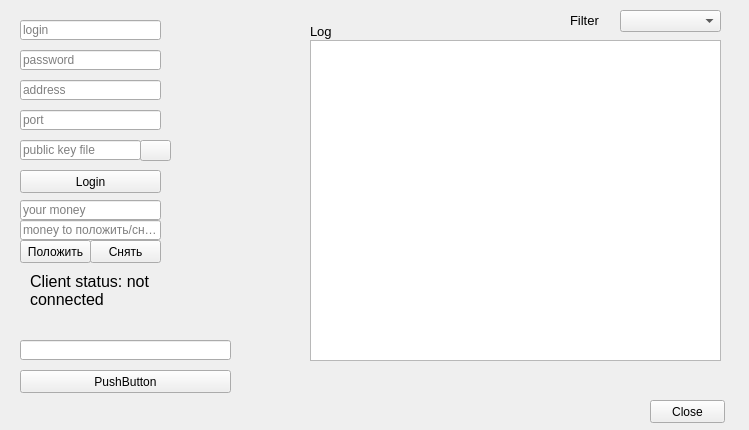
Before: the Qt Designer form client/ClientApplication/mainwindow.ui in gear54rus/bank-system, drawn with Qt 5.
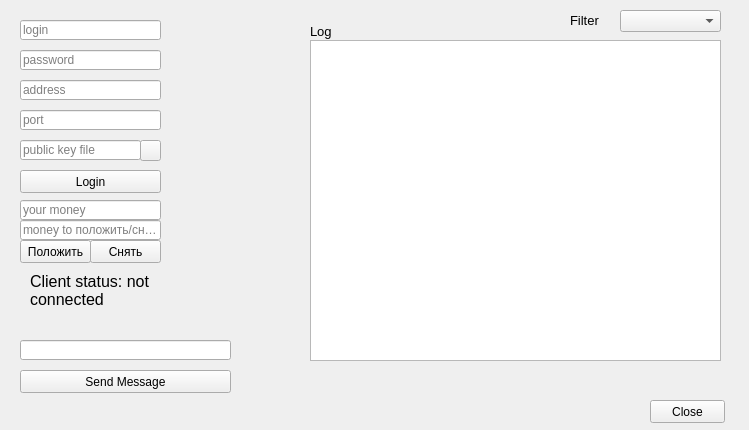
After: the same form once the commit is applied. Icons and pictures are not drawn.

Commit message: CLIENT: new icons + fixed window size bug + test button depends on define

What changed in the file:
```diff
--- a/client/ClientApplication/mainwindow.ui
+++ b/client/ClientApplication/mainwindow.ui
@@ -10,6 +10,18 @@
     <height>430</height>
    </rect>
   </property>
+  <property name="minimumSize">
+   <size>
+    <width>749</width>
+    <height>430</height>
+   </size>
+  </property>
+  <property name="maximumSize">
+   <size>
+    <width>749</width>
+    <height>430</height>
+   </size>
+  </property>
   <property name="windowTitle">
    <string>MainWindow</string>
   </property>
@@ -108,7 +120,7 @@
      <rect>
       <x>140</x>
       <y>140</y>
-      <width>31</width>
+      <width>21</width>
       <height>21</height>
      </rect>
     </property>
@@ -312,7 +324,7 @@
      </rect>
     </property>
     <property name="text">
-     <string>PushButton</string>
+     <string>Send Message</string>
     </property>
    </widget>
   </widget>
```
Left out of the diff: 18 changed lines with no effect on the pictures. The commit also changes 4 other files.
